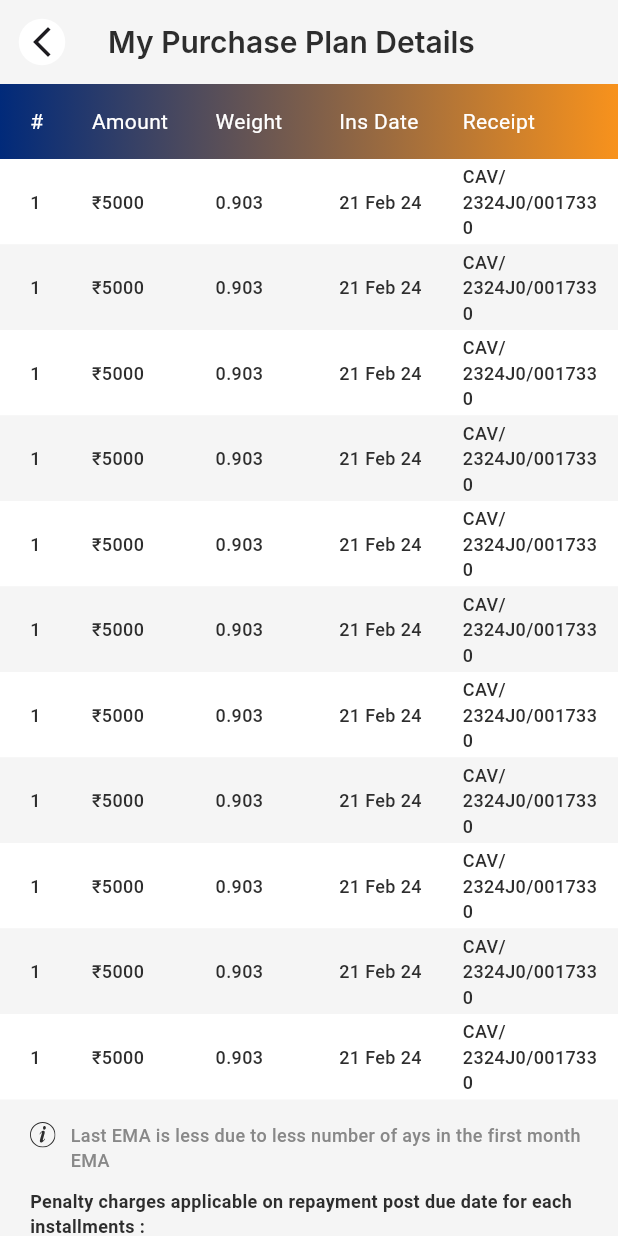
After one commit to NigilDharsan/JewelOne, a Flutter app: the Purchase_Plan_detail_Screeen screen opened directly, on a phone screen of 412 x 824 dp. The commit adds this screen. Run offline on Flutter 3.47's test engine with Material 3 defaults, Android fonts, the phone set to English and light mode, and no system bars; our stand-ins replace carousel_slider, dio, flutter_riverpod, flutter_secure_storage, flutter_spinkit, flutter_svg and 2 more; missing offline and left inert: country_list_pick, easy_radio, flutter_cashfree_pg_sdk, scroll_loop_auto_scroll; accounts and stored records are empty; Roboto replaces fonts that are missing (Inter, Metropolis).

Commit message:
Committing Purchase Plan Details Screen

```diff
--- /dev/null
+++ b/lib/Src/Purchase_Plan_Detail_Ui/Purchase_Plan_Details_Screen.dart
@@ -0,0 +1,190 @@
+import 'package:flutter/material.dart';
+import 'package:jewelone/Common_Widgets/Common_Button.dart';
+import 'package:jewelone/Common_Widgets/Image_Path.dart';
+import 'package:jewelone/utilits/Common_Colors.dart';
+import 'package:jewelone/utilits/Text_Style.dart';
+
+class Purchase_Plan_detail_Screeen extends StatefulWidget {
+  const Purchase_Plan_detail_Screeen({super.key});
+
+  @override
+  State<Purchase_Plan_detail_Screeen> createState() => _Purchase_Plan_detail_ScreeenState();
+}
+
+class _Purchase_Plan_detail_ScreeenState extends State<Purchase_Plan_detail_Screeen> {
+  @override
+  Widget build(BuildContext context) {
+    return Scaffold(
+      backgroundColor: white2,
+      appBar: AppBar(
+        backgroundColor: white2,
+        leading: Container(
+          margin: EdgeInsets.all(12.5),
+          decoration: BoxDecoration(
+              shape: BoxShape.circle,
+              color: white1
+          ),
+          child: InkWell(
+            onTap: (){
+              Navigator.pop(context);
+            },
+            child: Icon(Icons.arrow_back_ios_new),
+          ),
+        ),
+        title: Text("My Purchase Plan Details",style: appbarT2,textAlign: TextAlign.left,),
+      ),
+      body: SingleChildScrollView(
+        child: Column(
+          mainAxisAlignment: MainAxisAlignment.start,
+          crossAxisAlignment: CrossAxisAlignment.start,
+          children: [
+
+            //HEADER CONTAINER
+            Container(
+              height: 50,
+              width: MediaQuery.sizeOf(context).width,
+              decoration: BoxDecoration(
+                gradient: appGradient,
+              ),
+              child: Padding(
+                padding: const EdgeInsets.only(left: 20),
+                child: Row(
+                  mainAxisAlignment: MainAxisAlignment.start,
+                  crossAxisAlignment: CrossAxisAlignment.center,
+                  children: [
+                    Container(
+                      width: MediaQuery.sizeOf(context).width/10,
+                        child: Text('#',style: Content1,)),
+                    Container(
+                        width: MediaQuery.sizeOf(context).width/5,
+                        child: Text('Amount',style: Content1,)),
+                    Container(
+                        width: MediaQuery.sizeOf(context).width/5,
+                        child: Text('Weight',style: Content1,)),
+                    Container(
+                        width: MediaQuery.sizeOf(context).width/5,
+                        child: Text('Ins Date',style: Content1,)),
+                    Text('Receipt',style: Content1,),
+                  ],
+                ),
+              ),
+            ),
+
+            //PLAN DETAILS LIST
+            ListView.builder(
+              shrinkWrap: true,
+              scrollDirection: Axis.vertical,
+              physics: const NeverScrollableScrollPhysics(),
+              itemCount: 11,
+              itemBuilder: (context, index) {
+                Color color;
+                if ((index + 1) % 2 == 0) {
+                  color = white2;
+                } else {
+                  color = white1;
+                }
+
+                return Container(
+                  width: MediaQuery.sizeOf(context).width,
+                  color: color,
+                  child: Padding(
+                    padding: const EdgeInsets.only(left: 20),
+                    child: Row(
+                      mainAxisAlignment: MainAxisAlignment.start,
+                      crossAxisAlignment: CrossAxisAlignment.center,
+                      children: [
+
+                        Container(
+                            width: MediaQuery.sizeOf(context).width/10,
+                            child: Text("1",style: plandetailT,)),
+
+                        Container(
+                            width: MediaQuery.sizeOf(context).width/5,
+                            child: Text("₹5000",style: plandetailT,)),
+
+                        Container(
+                            width: MediaQuery.sizeOf(context).width/5,
+                            child: Text("0.903",style: plandetailT,)),
+
+                        Container(
+                            width: MediaQuery.sizeOf(context).width/5,
+                            child: Text("21 Feb 24",style: plandetailT,)),
+
+                        Padding(
+                          padding: const EdgeInsets.only(top: 3,bottom: 3),
+                          child: Container(
+                              width: MediaQuery.sizeOf(context).width/4.3,
+                              child: Text('CAV/2324J0/0017330',style: plandetailT,textAlign: TextAlign.left,)),
+                        )
+                      ],
+                    ),
+                  ),
+                );
+              },
+            ),
+
+            Padding(
+              padding: const EdgeInsets.only(left: 20,top: 15),
+              child: Row(
+                mainAxisAlignment: MainAxisAlignment.start,
+                crossAxisAlignment: CrossAxisAlignment.start,
+                children: [
+                  ImgPathSvg('info2.svg'),
+                  Padding(
+                    padding: const EdgeInsets.only(left: 10,),
+                    child: Container(
+                      width: MediaQuery.sizeOf(context).width/1.2,
+                        child: Text('Last EMA is less due to less number of ays in the first month EMA',style: walletT2,maxLines: 4,)),
+                  ),
+                ],
+              ),
+            ),
+
+
+            Padding(
+              padding: const EdgeInsets.only(left: 20,right: 20,top: 10),
+              child: Text('Penalty charges applicable on repayment post due date for each installments :',style: detailsT,),
+            ),
+
+            Padding(
+              padding: const EdgeInsets.only(left: 20,right: 20,top: 10),
+              child: Row(
+                crossAxisAlignment: CrossAxisAlignment.start,
+                mainAxisAlignment: MainAxisAlignment.start,
+                children: [
+                  Text('EMA Bounce Charge (1 Month)',style: walletT2,),
+                  const Spacer(),
+                  Container(
+                    width: MediaQuery.sizeOf(context).width/2.4,
+                      child: Text('10% of Gold value* or ₹500,whichever is lower',style: plancode,))
+                ],
+              ),
+            ),
+
+            Padding(
+              padding: const EdgeInsets.only(left: 20,right: 20,top: 10),
+              child: Row(
+                mainAxisAlignment: MainAxisAlignment.start,
+                crossAxisAlignment: CrossAxisAlignment.start,
+                children: [
+                  Text('Penal Charges for 2 - 365 days',style: walletT2,),
+                  const Spacer(),
+                  Text('36% p.a. on amount overdue*',style: plancode,)
+                ],
+              ),
+            ),
+
+            //BACK BUTTON
+            Padding(
+              padding: const EdgeInsets.only(left: 20,right: 20,top: 30,bottom: 30),
+              child: CommonContainerButton(context, onPress: (){
+                Navigator.pop(context);
+              },
+                  titleName: "Back"),
+            ),
+          ],
+        ),
+      ),
+    );
+  }
+}
--- a/lib/utilits/Text_Style.dart
+++ b/lib/utilits/Text_Style.dart
@@ -78,6 +78,12 @@ TextStyle walletT2 = TextStyle(
     fontFamily: 'Metropolis',
     fontSize: 12,
     color: Color.fromRGBO(136, 136, 136, 1),
+    fontWeight: FontWeight.w500);
+
+TextStyle plandetailT = TextStyle(
+    fontFamily: 'Metropolis',
+    fontSize: 12,
+    color: Color.fromRGBO(45, 45, 45, 1),
     fontWeight: FontWeight.w500);
 
 //GRAM
@@ -213,6 +219,12 @@ TextStyle TBlack1 = TextStyle(
 TextStyle Total_Plan_amount = TextStyle(
     fontFamily: 'Metropolis',
     fontSize: 18,
+    color: Color.fromRGBO(45, 45, 45, 1),
+    fontWeight: FontWeight.w600);
+
+TextStyle detailsT = TextStyle(
+    fontFamily: 'Metropolis',
+    fontSize: 12,
     color: Color.fromRGBO(45, 45, 45, 1),
     fontWeight: FontWeight.w600);
 
@@ -435,6 +447,12 @@ TextStyle password = TextStyle(
     color: Color.fromRGBO(45, 45, 45, 1),
     fontWeight: FontWeight.w500);
 
+TextStyle appbarT2 = TextStyle(
+    fontFamily: 'Inter',
+    fontSize: 20,
+    color: Color.fromRGBO(45, 45, 45, 1),
+    fontWeight: FontWeight.w600);
+
 TextStyle planlist = TextStyle(
     fontFamily: 'Inter',
     fontSize: 14,
```
